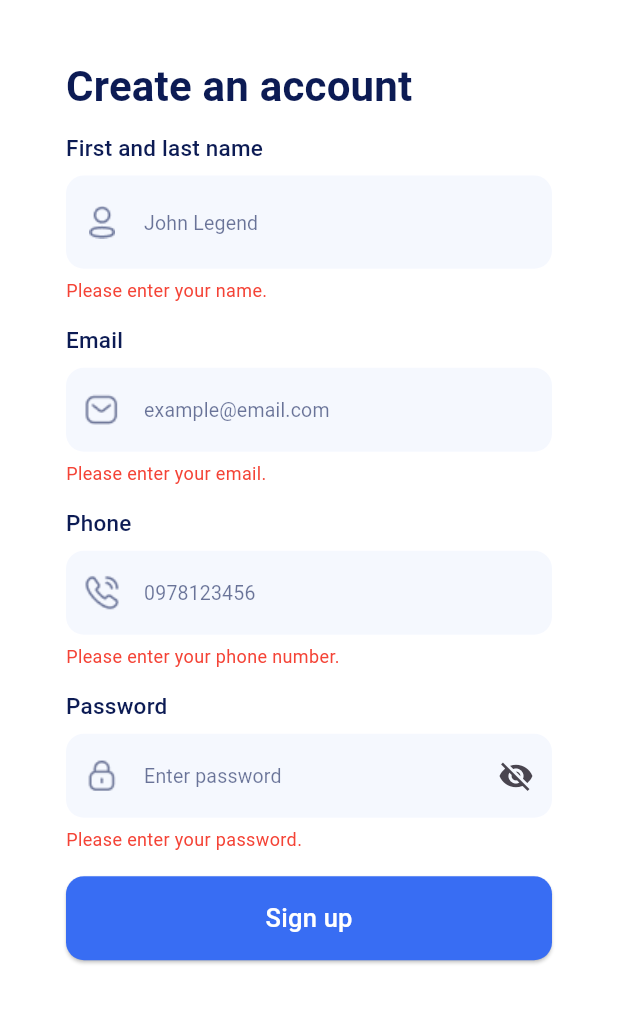
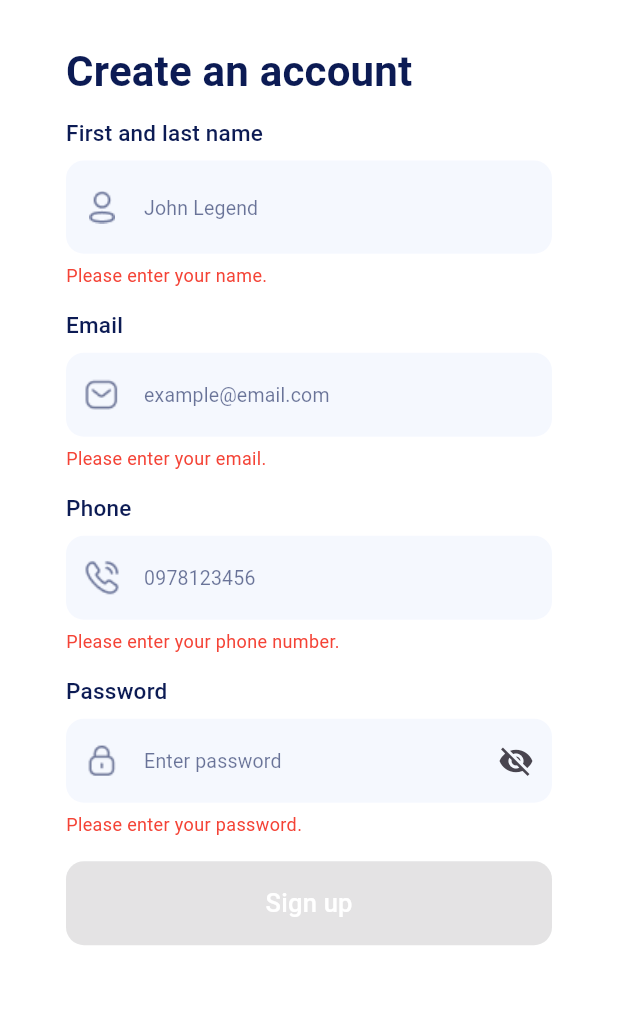
Before and after one commit to DanMinnn/Home-Service-Booking-App, a Flutter app: the screen it shows after launch, after a tap on "Sign up", on a phone screen of 412 x 824 dp, the part 102-1126 px from its top. Run offline on Flutter 3.47's test engine with Material 3 defaults, Android fonts, the phone set to English and light mode, and no system bars; our stand-ins replace bloc, dio, dotted_line, equatable, flutter_bloc, flutter_dotenv and 3 more; missing offline and left inert: uni_links3.

Commit message:
connect backend server to implement sign up and deep link

```diff
--- a/lib/main.dart
+++ b/lib/main.dart
@@ -1,8 +1,13 @@
 import 'package:flutter/material.dart';
+import 'package:flutter_dotenv/flutter_dotenv.dart';
+import 'package:home_service/modules/authentication/repos/email_verification_handler.dart';
 import 'package:home_service/themes/app_colors.dart';
 import 'package:home_service/ui/splash_screen.dart';
 
-void main() {
+import 'modules/authentication/pages/verify_success_page.dart';
+
+Future<void> main() async {
+  await dotenv.load(fileName: '.env');
   runApp(const MyApp());
 }
 
@@ -12,8 +17,11 @@ class MyApp extends StatelessWidget {
   // This widget is the root of your application.
   @override
   Widget build(BuildContext context) {
-    return MaterialApp(
-      title: 'Flutter Demo',
+    return EmailVerificationHandler(
+      child: MaterialApp(
+        navigatorKey:
+            navigatorKey, // Using the navigatorKey from email_verification_handler.dart
+        title: 'Home service',
         theme: ThemeData(
           appBarTheme: const AppBarTheme(
             color: AppColors.white,
@@ -24,6 +32,18 @@ class MyApp extends StatelessWidget {
         ),
         debugShowCheckedModeBanner: false,
         home: Splashscreen(),
+        routes: {
+          '/verified-screen': (context) => const VerifySuccessPage(),
+        },
+        onGenerateRoute: (settings) {
+          if (settings.name == '/verify-screen') {
+            return MaterialPageRoute(
+              builder: (context) => const VerifySuccessPage(),
+            );
+          }
+          return null;
+        },
+      ),
     );
   }
 }
--- /dev/null
+++ b/lib/modules/authentication/blocs/signup_bloc.dart
@@ -0,0 +1,29 @@
+import 'package:flutter_bloc/flutter_bloc.dart';
+import 'package:home_service/modules/authentication/blocs/signup_event.dart';
+import 'package:home_service/modules/authentication/blocs/signup_state.dart';
+import 'package:home_service/providers/log_provider.dart';
+
+import '../repos/signup_repo.dart';
+
+class SignupBloc extends Bloc<SignupEvent, SignupState> {
+  final SignupRepo signupRepository;
+  LogProvider get logger => const LogProvider('Signup Bloc');
+
+  SignupBloc(this.signupRepository) : super(SignupInitial()) {
+    on<SignupSubmitted>(_onSignupSubmitted);
+  }
+
+  Future<void> _onSignupSubmitted(
+      SignupSubmitted event, Emitter<SignupState> emit) async {
+    emit(SignupLoading());
+    try {
+      final req = event.req;
+
+      final message = await signupRepository.signupRequest(req);
+      emit(SignupSuccess(message));
+    } catch (e) {
+      emit(SignupFailure("Error: ${e.toString()}"));
+      logger.log("Error: ${e.toString()}");
+    }
+  }
+}
--- /dev/null
+++ b/lib/modules/authentication/blocs/signup_event.dart
@@ -0,0 +1,9 @@
+import '../models/signup_req.dart';
+
+abstract class SignupEvent {}
+
+class SignupSubmitted extends SignupEvent {
+  final SignupReq req;
+
+  SignupSubmitted(this.req);
+}
--- /dev/null
+++ b/lib/modules/authentication/blocs/signup_state.dart
@@ -0,0 +1,15 @@
+abstract class SignupState {}
+
+class SignupInitial extends SignupState {}
+
+class SignupLoading extends SignupState {}
+
+class SignupSuccess extends SignupState {
+  final String message;
+  SignupSuccess(this.message);
+}
+
+class SignupFailure extends SignupState {
+  final String error;
+  SignupFailure(this.error);
+}
--- /dev/null
+++ b/lib/modules/authentication/models/signup_req.dart
@@ -0,0 +1,41 @@
+class SignupReq {
+  String? email;
+  String? password;
+  String? firstLastName;
+  String? phone;
+  bool verify;
+  bool isActive;
+  String type;
+
+  SignupReq({
+    this.email,
+    this.password,
+    this.firstLastName,
+    this.phone,
+    this.verify = false,
+    this.isActive = false,
+    this.type = 'customer',
+  });
+
+  //create an instance from JSON
+  SignupReq.fromJson(Map<String, dynamic> json)
+      : email = json['email'],
+        password = json['password'],
+        firstLastName = json['firstLastName'],
+        phone = json['phoneNumber'],
+        verify = json['verify'] ?? false,
+        type = json['type'] ?? 'customer',
+        isActive = json['isActive'] ?? false;
+
+  Map<String, dynamic> toJson() {
+    return {
+      'email': email,
+      'password': password,
+      'firstLastName': firstLastName,
+      'phoneNumber': phone,
+      'verify': verify,
+      'type': type,
+      'isActive': isActive,
+    };
+  }
+}
--- a/lib/modules/authentication/pages/signup_page.dart
+++ b/lib/modules/authentication/pages/signup_page.dart
@@ -1,11 +1,17 @@
 import 'package:flutter/material.dart';
 import 'package:flutter_bloc/flutter_bloc.dart';
 import 'package:home_service/modules/authentication/blocs/form_bloc.dart';
+import 'package:home_service/modules/authentication/blocs/signup_bloc.dart';
+import 'package:home_service/modules/authentication/repos/signup_repo.dart';
 
 import '../../../common/widgets/stateless/basic_button.dart';
+import '../../../providers/log_provider.dart';
 import '../../../themes/app_assets.dart';
 import '../../../themes/app_colors.dart';
 import '../../../themes/styles_text.dart';
+import '../blocs/signup_event.dart';
+import '../blocs/signup_state.dart';
+import '../models/signup_req.dart';
 import '../widgets/custom_text_field.dart';
 
 class SignupPage extends StatelessWidget {
@@ -13,53 +19,121 @@ class SignupPage extends StatelessWidget {
 
   @override
   Widget build(BuildContext context) {
-    return BlocProvider(
-      create: (_) => FormFieldBloc(),
-      child: SignupForm(),
+    // Optimizing providers to create only once
+    return MultiBlocProvider(
+      providers: [
+        BlocProvider(create: (_) => FormFieldBloc()),
+        BlocProvider(create: (_) => SignupBloc(SignupRepo())),
+      ],
+      child: const SignupForm(),
     );
   }
 }
 
-class SignupForm extends StatelessWidget {
+class SignupForm extends StatefulWidget {
   const SignupForm({super.key});
 
   @override
+  State<SignupForm> createState() => _SignupFormState();
+}
+
+class _SignupFormState extends State<SignupForm> {
+  final TextEditingController _username = TextEditingController();
+  final TextEditingController _email = TextEditingController();
+  final TextEditingController _phone = TextEditingController();
+  final TextEditingController _password = TextEditingController();
+
+  LogProvider get logger => const LogProvider('SIGNUP PAGE');
+
+  @override
+  dispose() {
+    _username.dispose();
+    _email.dispose();
+    _phone.dispose();
+    _password.dispose();
+    super.dispose();
+  }
+
+  @override
   Widget build(BuildContext context) {
-    return BlocBuilder<FormFieldBloc, FormFieldStates>(
+    return BlocListener<SignupBloc, SignupState>(
+      listener: (context, state) {
+        if (state is SignupSuccess) {
+          ScaffoldMessenger.of(context).showSnackBar(
+            SnackBar(
+                content: Text(state.message),
+                duration: const Duration(seconds: 5),
+                backgroundColor: AppColors.green),
+          );
+          //Navigator.of(context).pushReplacementNamed('/login');
+        } else if (state is SignupFailure) {
+          ScaffoldMessenger.of(context).showSnackBar(
+            const SnackBar(
+                content: Text("Signup failed"),
+                duration: Duration(seconds: 5),
+                backgroundColor: Colors.red),
+          );
+          logger.log(
+            "Signup failed: ${state.error}",
+          );
+        }
+      },
+      child: BlocBuilder<FormFieldBloc, FormFieldStates>(
+        buildWhen: (previous, current) =>
+            previous.username != current.username ||
+            previous.email != current.email ||
+            previous.phoneNumber != current.phoneNumber ||
+            previous.password != current.password,
         builder: (context, state) {
           return GestureDetector(
-          onTap: () {
-            FocusScope.of(context).unfocus();
-          },
+            onTap: () => FocusScope.of(context).unfocus(),
             child: Scaffold(
               backgroundColor: AppColors.white,
-            body: Padding(
+              body: Stack(
+                children: [
+                  Padding(
                     padding: const EdgeInsets.symmetric(horizontal: 24),
                     child: SingleChildScrollView(
                       child: Column(
                         crossAxisAlignment: CrossAxisAlignment.start,
                         children: [
-                    SizedBox(height: 30),
+                          const SizedBox(height: 20),
                           _buildTextCreateAccount(),
-                    SizedBox(height: 15),
+                          const SizedBox(height: 15),
                           _buildNameTextField(context, state),
-                    SizedBox(height: 15),
+                          const SizedBox(height: 15),
                           _buildEmailTextField(context, state),
-                    SizedBox(height: 15),
+                          const SizedBox(height: 15),
                           _buildPhoneTextField(context, state),
-                    SizedBox(height: 15),
+                          const SizedBox(height: 15),
                           _buildPasswordTextField(context, state),
-                    SizedBox(height: 16),
-                    _buildBtnSignup(),
+                          const SizedBox(height: 16),
+                          _buildBtnSignup(context, state),
                         ],
                       ),
                     ),
                   ),
+                  BlocBuilder<SignupBloc, SignupState>(
+                    buildWhen: (previous, current) =>
+                        previous is SignupLoading != current is SignupLoading,
+                    builder: (context, state) {
+                      if (state is SignupLoading) {
+                        return Container(
+                          color: AppColors.black.withValues(alpha: 0.5),
+                          child:
+                              const Center(child: CircularProgressIndicator()),
+                        );
+                      }
+                      return const SizedBox.shrink();
+                    },
+                  ),
+                ],
+              ),
             ),
           );
         },
+      ),
     );
-  }
   }
 
   Widget _buildTextCreateAccount() {
@@ -80,6 +154,7 @@ Widget _buildNameTextField(BuildContext context, FormFieldStates state) {
       errors.add("Name must be at least 4 characters.");
     }
     return CustomTextField(
+      controller: _username,
       label: 'First and last name',
       hintText: 'John Legend',
       prefixIcon: ColorFiltered(
@@ -109,6 +184,7 @@ Widget _buildEmailTextField(BuildContext context, FormFieldStates state) {
     }
 
     return CustomTextField(
+      controller: _email,
       label: 'Email',
       hintText: 'example@email.com',
       prefixIcon: Image.asset(AppAssetIcons.email),
@@ -133,6 +209,7 @@ Widget _buildPhoneTextField(BuildContext context, FormFieldStates state) {
     }
 
     return CustomTextField(
+      controller: _phone,
       label: 'Phone',
       hintText: '0978123456',
       prefixIcon: ColorFiltered(
@@ -162,6 +239,7 @@ Widget _buildPasswordTextField(BuildContext context, FormFieldStates state) {
       errors.add("Password is invalid");
     }
     return CustomTextField(
+      controller: _password,
       label: 'Password',
       hintText: 'Enter password',
       prefixIcon: Image.asset(AppAssetIcons.password),
@@ -177,8 +255,31 @@ Widget _buildPasswordTextField(BuildContext context, FormFieldStates state) {
     );
   }
 
-Widget _buildBtnSignup() {
+  Widget _buildBtnSignup(BuildContext context, FormFieldStates state) {
+    bool isFormValid = state.username.isValid &&
+        state.email.isValid &&
+        state.phoneNumber.isValid &&
+        state.password.isValid;
+
     return SizedBox(
       width: double.infinity,
-      child: BasicButton(onPressed: () {}, title: 'Sign up'));
+      child: BasicButton(
+          onPressed: isFormValid ? () => _onSignupPressed(context) : null,
+          title: 'Sign up'),
+    );
   }
+
+  void _onSignupPressed(BuildContext context) {
+    final req = SignupReq(
+      firstLastName: _username.text.trim(),
+      email: _email.text.trim(),
+      phone: _phone.text.trim(),
+      password: _password.text.trim(),
+      verify: false,
+      isActive: true,
+      type: 'customer',
+    );
+    context.read<SignupBloc>().add(SignupSubmitted(req));
+    logger.log('Signup request: ${req.toJson()}');
+  }
+}
--- /dev/null
+++ b/lib/modules/authentication/repos/email_verification_handler.dart
@@ -0,0 +1,147 @@
+import 'dart:async';
+
+import 'package:flutter/material.dart';
+import 'package:home_service/providers/log_provider.dart';
+import 'package:uni_links3/uni_links.dart';
+
+// Keep this global key as the single source of truth for navigation
+final GlobalKey<NavigatorState> navigatorKey = GlobalKey<NavigatorState>();
+
+class EmailVerificationHandler extends StatefulWidget {
+  const EmailVerificationHandler({super.key, required this.child});
+  final Widget child;
+
+  @override
+  State<EmailVerificationHandler> createState() =>
+      _EmailVerificationHandlerState();
+}
+
+class _EmailVerificationHandlerState extends State<EmailVerificationHandler> {
+  StreamSubscription? _sub;
+  LogProvider get logger => const LogProvider('Email Verification Handler');
+
+  @override
+  void initState() {
+    super.initState();
+    logger.log('Initializing EmailVerificationHandler');
+    _initDeepLinkListener();
+  }
+
+  @override
+  dispose() {
+    _sub?.cancel();
+    super.dispose();
+    logger.log('Disposing EmailVerificationHandler');
+  }
+
+  Future<void> _initDeepLinkListener() async {
+    logger.log('Setting up deep link listener');
+    // listen deeplink when app is running
+    _sub = uriLinkStream.listen((Uri? uri) {
+      if (uri != null) {
+        logger.log('Received deep link while app is running: $uri');
+        _handleDeepLink(uri);
+      }
+    }, onError: (err) {
+      logger.log('Error receiving deep link: $err');
+    });
+
+    // handle initial deep link when app is opened from a terminated state
+    try {
+      final initialUri = await getInitialUri();
+      if (initialUri != null) {
+        logger.log('Received initial deep link: $initialUri');
+        // Delay a bit to ensure app is fully initialized
+        Future.delayed(const Duration(milliseconds: 500), () {
+          _handleDeepLink(initialUri);
+        });
+      }
+    } catch (e) {
+      logger.log('Error getting initial deep link: $e');
+    }
+  }
+
+  void _handleDeepLink(Uri uri) {
+    logger.log('Handling deep link: $uri');
+    logger.log('Scheme: ${uri.scheme}, Host: ${uri.host}');
+    logger.log('Query parameters: ${uri.queryParameters}');
+
+    // Check if the deep link is for email verification
+    if (uri.host == 'email-verified') {
+      final success = uri.queryParameters['success'] ?? 'false';
+      final userType = uri.queryParameters['userType'] ?? '';
+      final secretCode = uri.queryParameters['secretCode'] ?? '';
+
+      logger.log(
+          'Email verification deep link: success=$success, userType=$userType, secretCode=$secretCode');
+
+      if (success == 'true') {
+        _navigateToSuccessPage();
+      } else {
+        _showErrorMessage();
+      }
+    } else {
+      logger.log('Not a valid email verification deep link');
+    }
+  }
+
+  void _navigateToSuccessPage({int retryCount = 0}) {
+    const maxRetries = 10; // Increased max retries
+    const retryDelay = Duration(milliseconds: 300); // Increased delay
+
+    logger.log(
+        'Attempting to navigate to VerifySuccessPage, attempt ${retryCount + 1}');
+
+    // Try using context navigation if navigatorKey is not ready
+    if (mounted && context.mounted) {
+      try {
+        logger.log('Trying to navigate using context');
+        Navigator.of(context).pushNamed('/verified-screen');
+        return;
+      } catch (e) {
+        logger.log('Error navigating with context: $e');
+      }
+    }
+
+    // Fallback to navigator key
+    if (navigatorKey.currentState != null) {
+      logger.log('Navigator is ready, navigating to VerifySuccessPage');
+      try {
+        navigatorKey.currentState!.pushNamed('/verified-screen');
+      } catch (e) {
+        logger.log('Error navigating with navigatorKey: $e');
+        if (retryCount < maxRetries) {
+          Future.delayed(retryDelay,
+              () => _navigateToSuccessPage(retryCount: retryCount + 1));
+        }
+      }
+    } else if (retryCount < maxRetries) {
+      logger.log(
+          'NavigatorState is still null, retrying (${retryCount + 1}/$maxRetries)...');
+      Future.delayed(
+          retryDelay, () => _navigateToSuccessPage(retryCount: retryCount + 1));
+    } else {
+      logger.log(
+          'Failed to navigate: NavigatorState is not available after $maxRetries retries');
+    }
+  }
+
+  void _showErrorMessage() {
+    // Ensure context is available before showing SnackBar
+    WidgetsBinding.instance.addPostFrameCallback((_) {
+      if (mounted && context.mounted) {
+        ScaffoldMessenger.of(context).showSnackBar(
+          const SnackBar(
+            content: Text('Xác nhận email thất bại!'),
+            backgroundColor: Colors.red,
+          ),
+        );
+      }
+    });
+  }
+
+  @override
+  Widget build(BuildContext context) {
+    return widget.child;
+  }
+}
```
Also changed, not shown: lib/modules/authentication/pages/verify_success_page.dart (added, +89 -0 lines), lib/modules/authentication/repos/signup_repo.dart (added, +33 -0 lines), pubspec.yaml (+7 -0 lines), pubspec.lock, 2 other files. Lines whose indentation alone changed are shown as unchanged.
